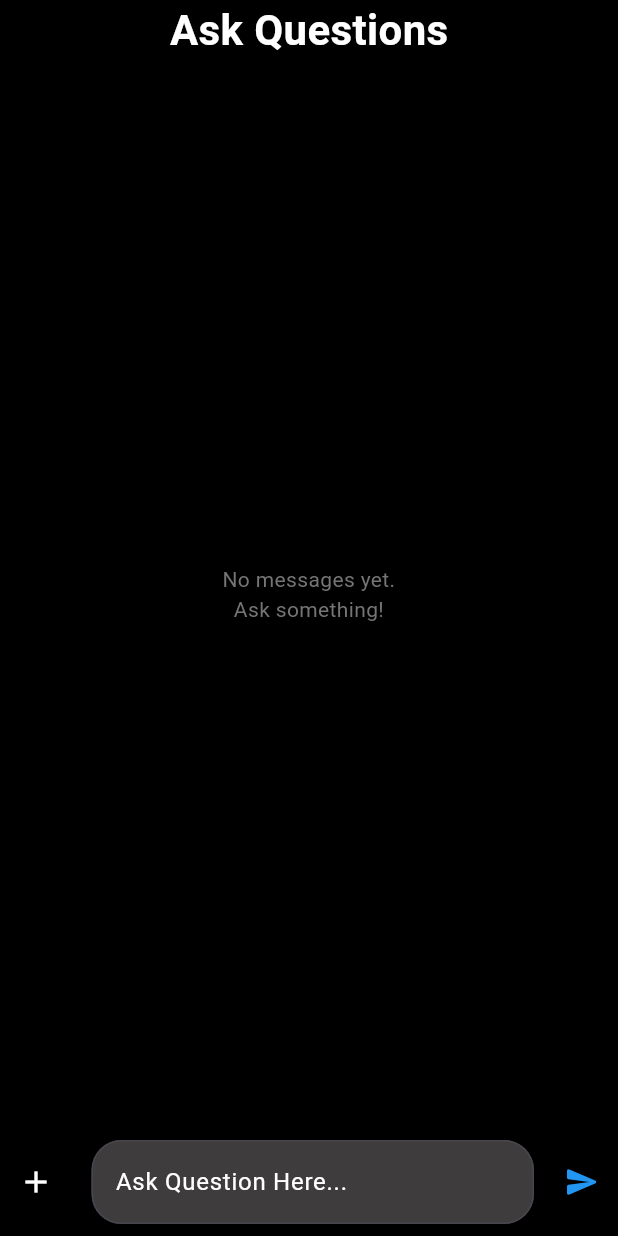
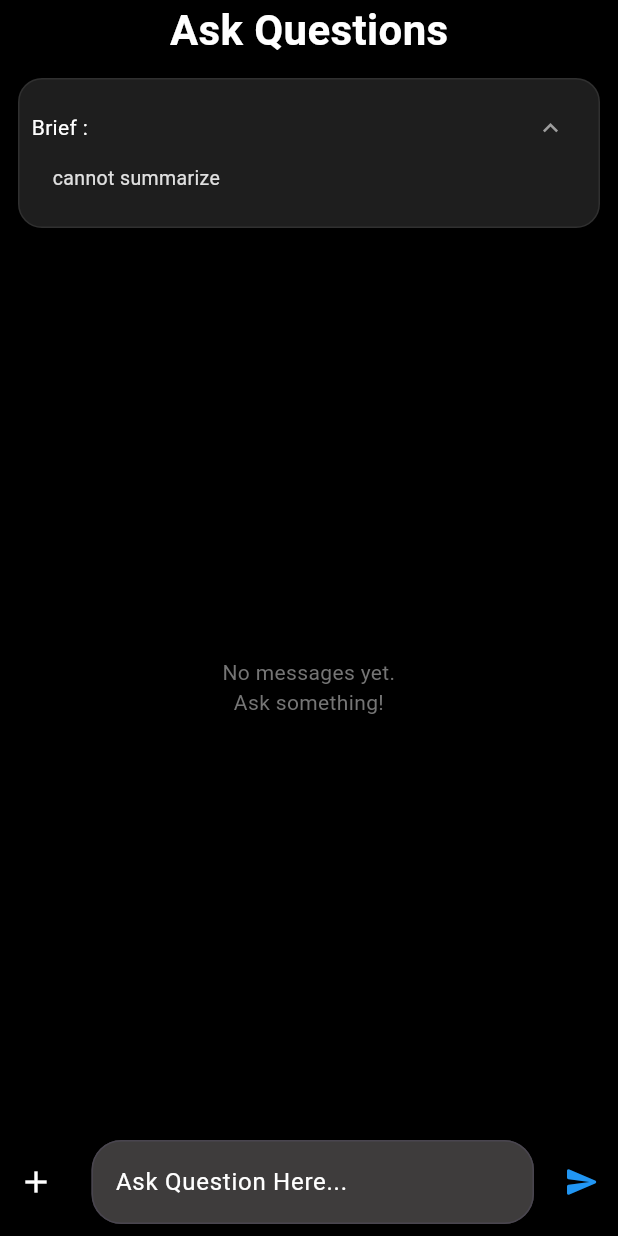
Before and after one commit to Prathvi-Raj-Chauhan/researcher_ai, a Flutter app: the ChatPage screen opened directly with empty values, on a phone screen of 412 x 824 dp. Run offline on Flutter 3.47's test engine with Material 3 defaults, Android fonts, the phone set to English and light mode, and no system bars; our stand-ins replace chat_bubbles, dio, file_picker, hive, hive_flutter, shared_preferences; accounts and stored records are empty.

Commit message:
added summary at each chat page and double message addition in storage bug fixed

```diff
--- /dev/null
+++ b/research_helper/lib/COMPONENTS/suggestionCard.dart
@@ -0,0 +1,76 @@
+import 'package:flutter/material.dart';
+import 'package:research_helper/SERVICES/storage_services.dart';
+
+class SuggestionCart extends StatefulWidget {
+  final String projectId;
+  const SuggestionCart({required this.projectId, super.key});
+
+  @override
+  State<SuggestionCart> createState() => _SuggestionCartState();
+}
+
+class _SuggestionCartState extends State<SuggestionCart> {
+
+
+  String? summary;
+  bool _isExpanded = true;
+
+  @override
+  void initState() {
+    super.initState();
+    summary = StorageServices.getProjectSummary(widget.projectId);
+  }
+
+  @override
+  Widget build(BuildContext context) {
+    return Container(
+      margin: const EdgeInsets.all(12),
+      padding: const EdgeInsets.all(8),
+      decoration: BoxDecoration(
+        color: const Color.fromARGB(255, 30, 30, 30),
+        borderRadius: BorderRadius.circular(16),
+        border: Border.all(color: Colors.white.withOpacity(0.08)),
+      ),
+      child: Column(
+        crossAxisAlignment: CrossAxisAlignment.start,
+        children: [
+          Row(
+            children: [
+              Text('Brief : ', style: TextStyle(color: Colors.white)),
+              const Spacer(),
+              IconButton(
+                onPressed: () => setState(() => _isExpanded = !_isExpanded),
+                icon: Icon(
+                  _isExpanded
+                      ? Icons.keyboard_arrow_up
+                      : Icons.keyboard_arrow_down,
+                  color: Colors.grey,
+                  size: 20,
+                ),
+              ),
+            ],
+          ),
+
+          AnimatedCrossFade(
+            firstChild: Padding(
+              padding: const EdgeInsets.fromLTRB(14, 0, 14, 14),
+              child: Text(
+                summary == null ? "cannot summarize" : summary!,
+                style: TextStyle(
+                  color: Colors.grey[300],
+                  fontSize: 13,
+                  height: 1.5,
+                ),
+              ),
+            ),
+            secondChild: const SizedBox.shrink(),
+            crossFadeState: _isExpanded
+                ? CrossFadeState.showFirst
+                : CrossFadeState.showSecond,
+            duration: const Duration(milliseconds: 250),
+          ),
+        ],
+      ),
+    );
+  }
+}
--- a/research_helper/lib/PAGES/chatPage.dart
+++ b/research_helper/lib/PAGES/chatPage.dart
@@ -2,6 +2,7 @@ import 'package:chat_bubbles/bubbles/bubble_normal.dart';
 import 'package:chat_bubbles/chat_bubbles.dart';
 import 'package:flutter/material.dart';
 import 'package:provider/provider.dart';
+import 'package:research_helper/COMPONENTS/suggestionCard.dart';
 import 'package:research_helper/MODELS/message.dart';
 import 'package:research_helper/PROVIDER/project_provider.dart';
 import 'package:research_helper/SERVICES/apiServices.dart';
@@ -32,13 +33,17 @@ class _ChatPageState extends State<ChatPage> {
         _isTextEmpty = _messageController.text.trim().isEmpty;
       });
     });
+      WidgetsBinding.instance.addPostFrameCallback((_) {
     context.read<ProjectProvider>().fetchAllMessages(widget.projectId);
+  });
   }
 
   @override
   Widget build(BuildContext context) {
     return SafeArea(
+
       child: Scaffold(
+
         backgroundColor: Colors.black,
         body: Column(
           children: [
@@ -50,6 +55,7 @@ class _ChatPageState extends State<ChatPage> {
                 fontSize: 28,
               ),
             ),
+            SuggestionCart(projectId: widget.projectId),
             Expanded(
               child: Padding(
                 padding: const EdgeInsets.all(8.0),
@@ -192,11 +198,12 @@ class _ChatPageState extends State<ChatPage> {
       _messageController.text,
     );
     _messageController.clear();
-    await StorageServices.addMessage(
-      widget.projectId,
-      userMessage,
-    ); //user's message is added from here only and the response we get from backend is ai's message and will be added to storage from the api call
+    // await StorageServices.addMessage(
+    //   widget.projectId,
+    //   userMessage,
+    // );
 
+    //user's message is added from here only and the response we get from backend is ai's message and will be added to storage from the api call
     context.read<ProjectProvider>().addNewMessage(
       widget.projectId,
       userMessage,
@@ -221,7 +228,7 @@ class _ChatPageState extends State<ChatPage> {
             "There was an error in sending your message to backend for querying",
         timestamp: DateTime.now(),
       );
-      await StorageServices.addMessage(widget.projectId, error);
+      // await StorageServices.addMessage(widget.projectId, error);
       context.read<ProjectProvider>().addNewMessage(widget.projectId, error);
     } else {
       context.read<ProjectProvider>().addNewMessage(
--- a/research_helper/lib/PAGES/homepage.dart
+++ b/research_helper/lib/PAGES/homepage.dart
@@ -76,6 +76,9 @@ class _HomePageState extends State<HomePage> {
       } else {
         var res = await Apiservices.ingestFile(chosenPdf!, projId);
       }
+    SharedPreferences pref = await SharedPreferences.getInstance();
+    String userId = pref.getString('userId')!;
+    context.read<ProjectListProvider>().addNewProject(userId, newProj);
       Navigator.pop(context);
 
       Navigator.push(
@@ -339,7 +342,7 @@ class _HomePageState extends State<HomePage> {
                                   builder: (BuildContext context) =>
                                       ChatPage(projectId: currProj.id),
                                 ),
-                              ),
+                              ).then((_) => loadUserAndFetchProject()),
                               leading: Text(
                                 currProj.name,
                                 style: TextStyle(
--- a/research_helper/lib/SERVICES/storage_services.dart
+++ b/research_helper/lib/SERVICES/storage_services.dart
@@ -35,12 +35,22 @@ class StorageServices {
       createdAt: DateTime.now(),
       userId: userId,
     );
-    ProjectListProvider().addNewProject(name, userId, proj);
+    // ProjectListProvider().addNewProject(name, userId, proj);
     await _box.put(proj.id, proj);
+    return proj;
+  }
 
+  static Future<void> addProjectSummary(
+    String projectId,
+    String summary,
+  ) async {
+    Project? currProj = _box.get(projectId);
+    currProj?.summary = summary;
+    currProj?.save();
+  }
 
-
-    return proj;
+  static String? getProjectSummary(String projectId) {
+    return _box.get(projectId)?.summary;
   }
 
   static Future<bool> renameProject(String id, String newName) async {
@@ -95,11 +105,9 @@ class StorageServices {
   }
 
   static Map<String, dynamic> toJson(Message message) {
-    return {
-      "role": message.role,
-      "content": message.content,
-    };
+    return {"role": message.role, "content": message.content};
   }
+
   //search project
   static List<Project> searchProjects(String query) {
     return _box.values
```
Also changed, not shown: research_helper/lib/PROVIDER/project_list_provider.dart (+19 -11 lines), research_helper/lib/SERVICES/apiServices.dart (+17 -3 lines), 2 other files.
